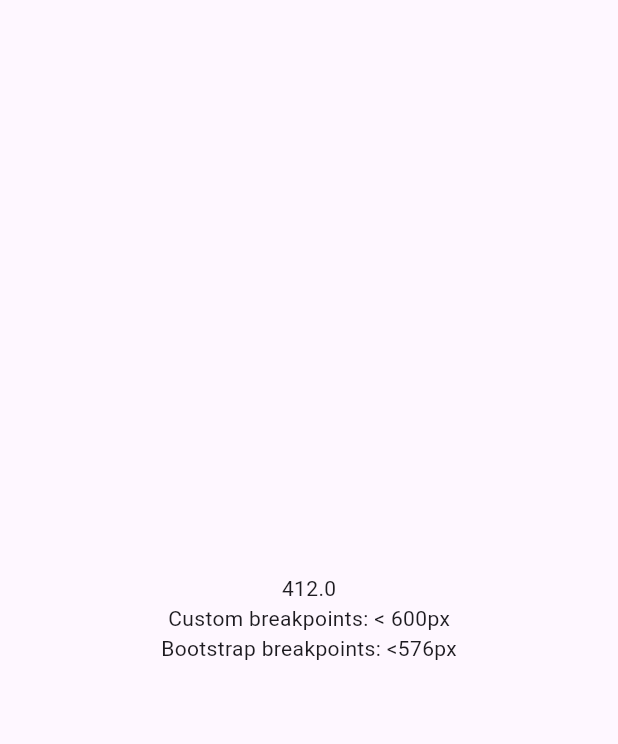
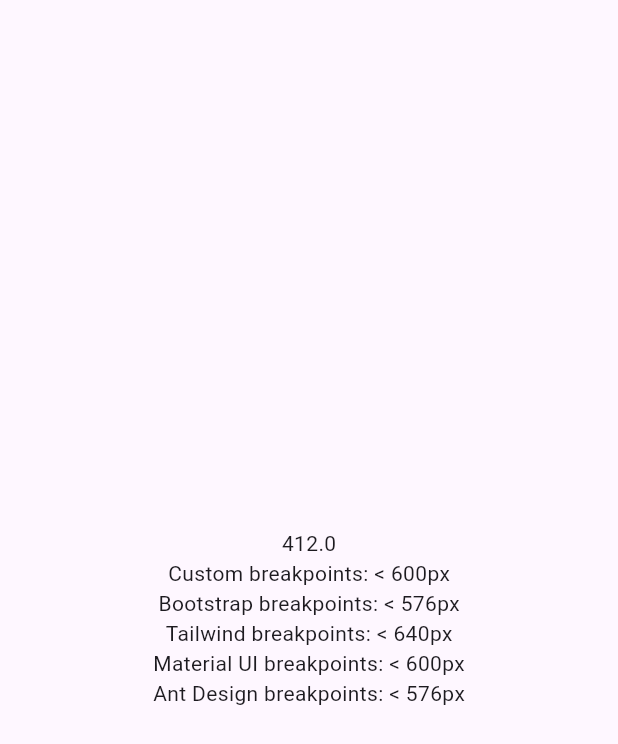
Before and after one commit to AlexHCJP/responsive_breakpoints, a Flutter app: the screen it shows after launch, on a phone screen of 412 x 824 dp. Shown: the top 744 px of the screen. Run offline on Flutter 3.47's test engine with Material 3 defaults, Android fonts, the phone set to English and light mode, and no system bars.

Commit message:
tailwind fix

````diff
--- a/example/lib/main.dart
+++ b/example/lib/main.dart
@@ -27,6 +27,9 @@ class MyApp extends StatelessWidget {
         extensions: [
           ResponsiveBreakpointTheme(breakpoints: LayoutBreakpoint.values),
           ResponsiveBreakpointTheme(breakpoints: BootstrapBreakpoint.values),
+          ResponsiveBreakpointTheme(breakpoints: MaterialUIBreakpoint.values),
+          ResponsiveBreakpointTheme(breakpoints: TailwindBreakpoint.values),
+          ResponsiveBreakpointTheme(breakpoints: AntBreakpoint.values),
         ],
       ),
       home: Scaffold(body: Center(child: Content())),
@@ -69,12 +72,67 @@ class Content extends StatelessWidget {
                 text: switch (ResponsiveBreakpointTheme.of<BootstrapBreakpoint>(
                   context,
                 )) {
-                  BootstrapBreakpoint.xs => '<576px',
-                  BootstrapBreakpoint.sm => '≥576px',
-                  BootstrapBreakpoint.md => '≥768px',
-                  BootstrapBreakpoint.lg => '≥992px',
-                  BootstrapBreakpoint.xl => '≥1200px',
-                  BootstrapBreakpoint.xxl => '≥1400px',
+                  BootstrapBreakpoint.xs => '< 576px',
+                  BootstrapBreakpoint.sm => '≥ 576px',
+                  BootstrapBreakpoint.md => '≥ 768px',
+                  BootstrapBreakpoint.lg => '≥ 992px',
+                  BootstrapBreakpoint.xl => '≥ 1200px',
+                  BootstrapBreakpoint.xxl => '≥ 1400px',
+                },
+              ),
+            ],
+          ),
+        ),
+        Text.rich(
+          TextSpan(
+            children: [
+              const TextSpan(text: 'Tailwind breakpoints: '),
+              TextSpan(
+                text: switch (ResponsiveBreakpointTheme.of<TailwindBreakpoint>(
+                  context,
+                )) {
+                  TailwindBreakpoint.xs => '< 640px',
+                  TailwindBreakpoint.sm => '≥ 640px',
+                  TailwindBreakpoint.md => '≥ 768px',
+                  TailwindBreakpoint.lg => '≥ 1024px',
+                  TailwindBreakpoint.xl => '≥ 1280px',
+                  TailwindBreakpoint.xxl => '≥ 1536px',
+                },
+              ),
+            ],
+          ),
+        ),
+        Text.rich(
+          TextSpan(
+            children: [
+              const TextSpan(text: 'Material UI breakpoints: '),
+              TextSpan(
+                text:
+                    switch (ResponsiveBreakpointTheme.of<MaterialUIBreakpoint>(
+                      context,
+                    )) {
+                      MaterialUIBreakpoint.small => '< 600px',
+                      MaterialUIBreakpoint.medium => '< 839px',
+                      MaterialUIBreakpoint.large => '≥ 840px',
+                    },
+              ),
+            ],
+          ),
+        ),
+        Text.rich(
+          TextSpan(
+            children: [
+              const TextSpan(text: 'Ant Design breakpoints: '),
+              TextSpan(
+                text: switch (ResponsiveBreakpointTheme.of<AntBreakpoint>(
+                  context,
+                )) {
+                  AntBreakpoint.xs => '< 576px',
+                  AntBreakpoint.sm => '≥ 576px',
+                  AntBreakpoint.md => '≥ 768px',
+                  AntBreakpoint.lg => '≥ 992px',
+                  AntBreakpoint.xl => '≥ 1200px',
+                  AntBreakpoint.xxl => '≥ 1600px',
                 },
               ),
             ],
--- a/lib/breakpoints/taiwind_breakpoint.dart
+++ b/lib/breakpoints/taiwind_breakpoint.dart
@@ -26,6 +26,9 @@ import 'package:responsive_breakpoints/responsive_breakpoints.dart';
 /// }
 /// ```
 enum TailwindBreakpoint implements BreakpointSpec {
+  /// Small screen: <640px
+  xs(breakpoint: 0),
+
   /// Small screen: ≥640px
   sm(breakpoint: 640),
 
--- a/pubspec.yaml
+++ b/pubspec.yaml
@@ -1,6 +1,6 @@
 name: responsive_breakpoints
 description: "A Flutter package that helps you build responsive layouts by defining and working with custom breakpoint enums."
-version: 1.0.0
+version: 1.0.1
 homepage: https://www.contributors.info/docs/responsive_breakpoints/getting-started
 
 repository: https://github.com/AlexHCJP/responsive_breakpoints
````
Also changed, not shown: 1 other file.
